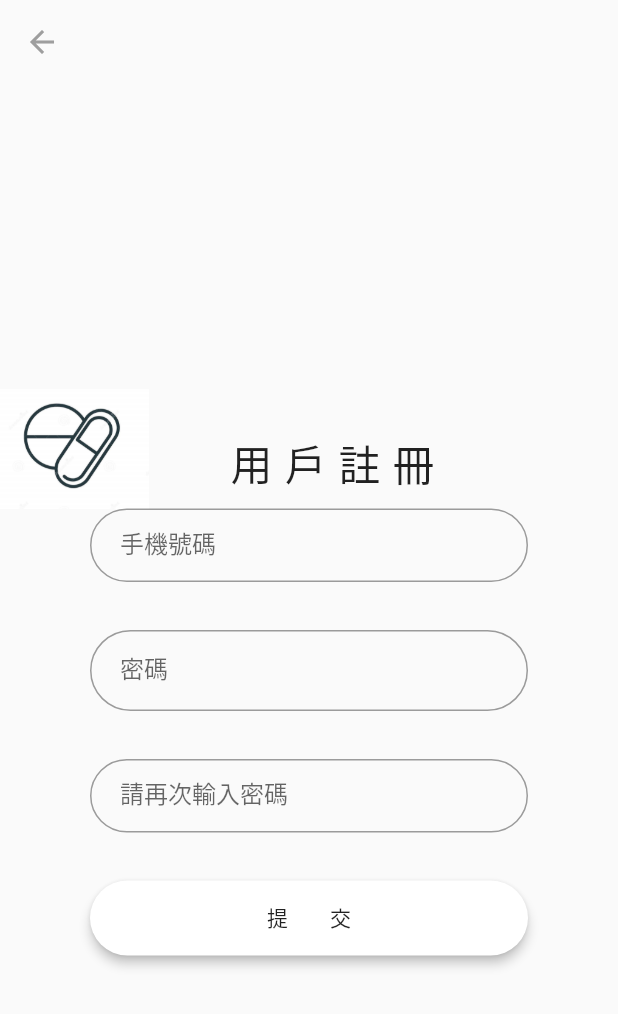
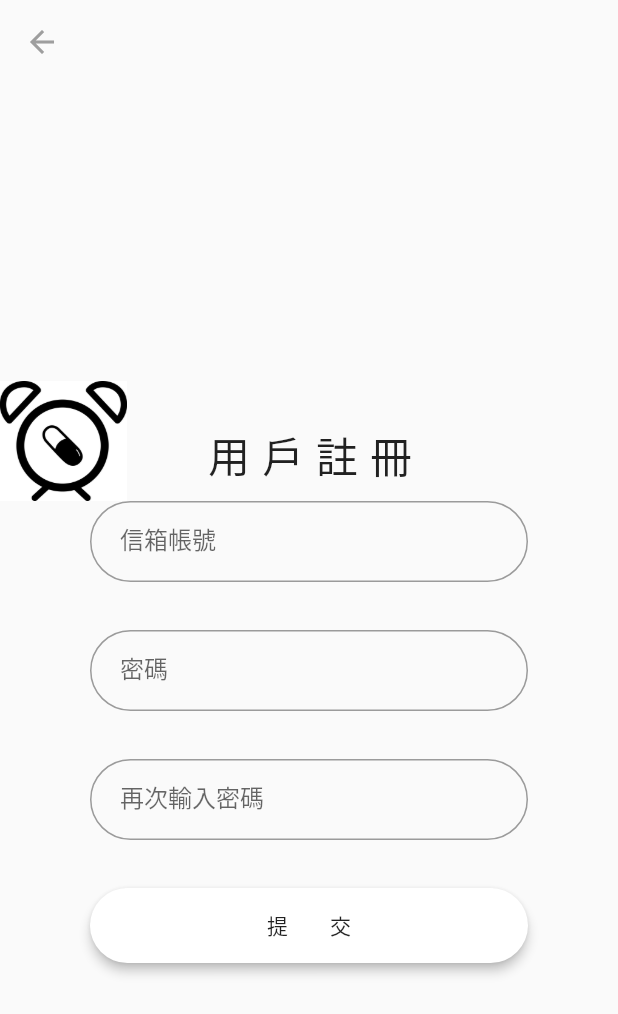
Before and after one commit to hsy-05/flutter3_22, a Flutter app: the screen it shows after launch, after a tap on "Register", on a phone screen of 412 x 824 dp. Shown: the top 1014 px of the screen. Run offline on Flutter 3.47's test engine with Material 2 defaults, Android fonts, the phone set to English and light mode, and no system bars; our stand-ins replace cloud_firestore, device_info, firebase_auth, firebase_core, firebase_database, google_sign_in and 1 more; accounts and stored records are empty.

Commit message:
2021.4.25更新 可新增會員及登入

```diff
--- a/lib/LoginPage.dart
+++ b/lib/LoginPage.dart
@@ -1,33 +1,59 @@
 import 'package:flutter/material.dart';
 import 'helpers/Constants.dart';
+import 'package:flutter3_22/utils/auth_helper.dart';
+import 'RegisterPage.dart';
 
-// 1
-class LoginPage extends StatelessWidget {
-  // 2
-  final _pinCodeController = TextEditingController();
+class LoginPage extends StatefulWidget {
+  @override
+  _LoginPageState createState() => _LoginPageState();
+}
 
-  // 3
+class _LoginPageState extends State<LoginPage> {
+  TextEditingController _emailController;
+  TextEditingController _passwordController;
+
+  @override
+  void initState() {
+    super.initState();
+    _emailController = TextEditingController(text: "");
+    _passwordController = TextEditingController(text: "");
+  }
+
   @override
   Widget build(BuildContext context) {
-    // 3a
     final logo = CircleAvatar(
       backgroundColor: Colors.transparent,
       radius: bigRadius,
       child: appLogo,
     );
-    // 3b
 
-    // 3c
     final loginButton = Padding(
       padding: EdgeInsets.symmetric(vertical: 16.0),
       child: SizedBox(
-        width: MediaQuery.of(context).size.width,
+        width: MediaQuery
+            .of(context)
+            .size
+            .width,
         child: RaisedButton(
           shape: RoundedRectangleBorder(
             borderRadius: BorderRadius.circular(26),
           ),
-          onPressed: () {
-            Navigator.pushNamed(context, '/login');
+          onPressed: () async {
+            if (_emailController.text.isEmpty ||
+                _passwordController.text.isEmpty) {
+              print("帳號和密碼不可為空");
+              return;
+            }
+            try {
+              final user = await AuthHelper.signInWithEmail(
+                  email: _emailController.text,
+                  password: _passwordController.text);
+              if (user != null) {
+                print("登入成功");
+              }
+            } catch (e) {
+              print(e);
+            }
           },
           padding: EdgeInsets.all(12),
           elevation: 3,
@@ -40,13 +66,21 @@ class LoginPage extends StatelessWidget {
     final RegisterButton = Padding(
       padding: EdgeInsets.symmetric(vertical: 16.0),
       child: SizedBox(
-        width: MediaQuery.of(context).size.width,
+        width: MediaQuery
+            .of(context)
+            .size
+            .width,
         child: RaisedButton(
           shape: RoundedRectangleBorder(
             borderRadius: BorderRadius.circular(26),
-          ),onPressed: () {
-          Navigator.pushNamed(context, '/register');
-        },
+          ),
+          onPressed: () async {
+            Navigator.push(
+                context,
+                MaterialPageRoute(
+                  builder: (_) => RegisterPage(),
+                ));
+          },
 
           padding: EdgeInsets.all(12),
           elevation: 3,
@@ -56,29 +90,52 @@ class LoginPage extends StatelessWidget {
       ),
     );
 
-    // 3d
+    final LoginGoogleButton = Padding(
+      padding: EdgeInsets.symmetric(vertical: 16.0),
+      child: SizedBox(
+        width: MediaQuery
+            .of(context)
+            .size
+            .width,
+        child: RaisedButton(
+          shape: RoundedRectangleBorder(
+            borderRadius: BorderRadius.circular(26),
+          ),
+          onPressed: () async {
+            try {
+              await AuthHelper.signInWithGoogle();
+            } catch (e) {
+              print(e);
+            }
+          },
+          padding: EdgeInsets.all(12),
+          elevation: 3,
+          color: Colors.white,
+          child: Text("Login with Google"),
+        ),
+      ),
+    );
+
     return Scaffold(
       appBar: AppBar(
         elevation: 0,
-        backgroundColor: Theme.of(context).canvasColor,
-        iconTheme: IconThemeData(
-          color: Colors.grey, //change your color here
-        ),
+        backgroundColor: Theme
+            .of(context)
+            .canvasColor,
+        iconTheme: IconThemeData(color: Colors.grey), //change your color here
       ),
       body: Center(
-    child: ListView(
-    shrinkWrap: true,
+        child: ListView(
+          shrinkWrap: true,
           children: <Widget>[
-            SizedBox(
-              height: 16,
-            ),
+            const SizedBox(height: 16,),
             Row(
               children: <Widget>[
                 Hero(
                   tag: "main-logo",
                   child: SizedBox(
                     height: 80,
-                    child: Image.asset('assets/images/drug.jpg'),
+                    child: Image.asset('assets/images/drug_icon.png'),
                   ),
                 ),
                 Padding(
@@ -102,37 +159,38 @@ class LoginPage extends StatelessWidget {
                           child: Form(
                             autovalidate: false,
                             child: Column(
+                              crossAxisAlignment: CrossAxisAlignment.start,
                               children: <Widget>[
                                 TextFormField(
+                                  controller: _emailController,
                                   decoration: InputDecoration(
                                     contentPadding: EdgeInsets.fromLTRB(
                                         20.0, 15.0, 20.0, 15.0),
                                     labelText: "帳號",
                                     border: OutlineInputBorder(
                                         borderRadius:
-                                            BorderRadius.circular(20.0)),
+                                        BorderRadius.circular(20.0)),
                                   ),
                                 ),
-                                SizedBox(
-                                  height: 26,
-                                ),
+                                const SizedBox(height: 26,),
                                 TextFormField(
+                                  controller: _passwordController,
+                                  obscureText: true,
                                   decoration: InputDecoration(
                                     contentPadding: EdgeInsets.fromLTRB(
                                         20.0, 15.0, 20.0, 15.0),
                                     border: OutlineInputBorder(
                                         borderRadius:
-                                            BorderRadius.circular(20.0)),
+                                        BorderRadius.circular(20.0)),
                                     labelText: "密碼",
                                     hintText: "請輸入密碼",
                                   ),
                                 ),
-                                SizedBox(
-                                  height: 26,
-                                ),
-                                SizedBox(height: buttonHeight),
+                                const SizedBox(height: 26,),
+                                const SizedBox(height: buttonHeight),
                                 loginButton,
-                                RegisterButton
+                                RegisterButton,
+                                LoginGoogleButton
                               ],
                             ),
                           ),
@@ -140,8 +198,7 @@ class LoginPage extends StatelessWidget {
                       ]),
                 ],
               ),
-            )
-          ],
+            )],
         ),
       ),
     );
--- a/lib/PagesHome.dart
+++ b/lib/PagesHome.dart
@@ -1,3 +1,4 @@
+//當按下Home按鈕時，出現的介面
 import 'package:flutter/material.dart';
 import 'helpers/Constants.dart';
 
@@ -36,7 +37,7 @@ class _PagesHomeState extends State<PagesHome> {
                   tag: "main-logo",
                   child: SizedBox(
                     height: 80,
-                    child: Image.asset('assets/images/drug.jpg'),
+                    child: appLogo,
                   ),
                 ),
                 Padding(
--- a/lib/RegisterPage.dart
+++ b/lib/RegisterPage.dart
@@ -1,17 +1,26 @@
 import 'package:flutter/material.dart';
 import 'helpers/Constants.dart';
+import 'package:flutter3_22/utils/auth_helper.dart';
 
+//註冊畫面
 class RegisterPage extends StatefulWidget {
-  RegisterPage({Key key}) : super(key: key);
-
+  @override
   _RegisterPageState createState() => _RegisterPageState();
 }
 
 class _RegisterPageState extends State<RegisterPage> {
-  TextEditingController _pwdController = new TextEditingController();
-  TextEditingController _repwdController = new TextEditingController();
-  TextEditingController _pnController = new TextEditingController();
-  GlobalKey _formKey = new GlobalKey<FormState>();
+  TextEditingController _emailController;
+  TextEditingController _passwordController;
+  TextEditingController _confirmPasswordController;
+  GlobalKey<FormState> _formKey = GlobalKey<FormState>();
+
+  @override
+  void initState() {
+    super.initState();
+    _emailController = TextEditingController(text: "");
+    _passwordController = TextEditingController(text: "");
+    _confirmPasswordController = TextEditingController(text: "");
+  }
 
   @override
   Widget build(BuildContext context) {
@@ -36,7 +45,7 @@ class _RegisterPageState extends State<RegisterPage> {
                   tag: "main-logo",
                   child: SizedBox(
                     height: 80,
-                    child: Image.asset('assets/images/drug.jpg'),
+                    child: appLogo,
                   ),
                 ),
                 Padding(
@@ -57,32 +66,26 @@ class _RegisterPageState extends State<RegisterPage> {
                     children: <Widget>[
                       Padding(
                         padding: const EdgeInsets.only(left: 60, right: 60),
-                        child: Form(
-                          key: _formKey,
-                          autovalidate: false,
+                        key: _formKey,
                           child: Column(
                             children: <Widget>[
                               TextFormField(
-                                controller: _pnController,
+                                controller: _emailController,
                                 decoration: InputDecoration(
                                   contentPadding: EdgeInsets.fromLTRB(
                                       20.0, 15.0, 20.0, 15.0),
-                                  labelText: "手機號碼",
+                                  labelText: "信箱帳號",
+                                  hintText: "請輸入信箱帳號",
                                   border: OutlineInputBorder(
                                       borderRadius:
                                       BorderRadius.circular(32.0)),
                                 ),
-                                validator: (v) {
-                                  return v.trim().length == 10
-                                      ? null
-                                      : "請輸入手機號碼";
-                                },
                               ),
                               SizedBox(
                                 height: 32,
                               ),
                               TextFormField(
-                                  controller: _pwdController,
+                                  controller: _passwordController,
                                   decoration: InputDecoration(
                                     contentPadding: EdgeInsets.fromLTRB(
                                         20.0, 15.0, 20.0, 15.0),
@@ -93,34 +96,25 @@ class _RegisterPageState extends State<RegisterPage> {
                                     hintText: "請輸入至少6位密碼",
                                   ),
                                   obscureText: true,
-                                  validator: (v) {
-                                    return v.trim().length > 5
-                                        ? null
-                                        : "密碼不能少於6位";
-                                  }),
+                              ),
                               SizedBox(
                                 height: 32,
                               ),
                               TextFormField(
-                                  controller: _repwdController,
+                                  controller: _confirmPasswordController,
                                   decoration: InputDecoration(
                                     contentPadding: EdgeInsets.fromLTRB(
                                         20.0, 15.0, 20.0, 15.0),
                                     border: OutlineInputBorder(
                                         borderRadius:
                                         BorderRadius.circular(32.0)),
-                                    labelText: "請再次輸入密碼",
+                                    labelText: "再次輸入密碼",
+                                    hintText: "請再次輸入密碼",
                                   ),
                                   obscureText: true,
-                                  validator: (_) {
-                                    if (_repwdController.text !=
-                                        _pwdController.text) {
-                                      return "兩次輸入的密碼錯誤";
-                                    }
-                                  }),
+                                  ),
                             ],
                           ),
-                        ),
                       ),
                       SizedBox(
                         height: 32,
@@ -136,9 +130,12 @@ class _RegisterPageState extends State<RegisterPage> {
                             color: Colors.white,
                             shape: RoundedRectangleBorder(
                                 borderRadius: BorderRadius.circular(32)),
-                            onPressed: () {
-                              if ((_formKey.currentState as FormState)
-                                  .validate()) {
+
+                            onPressed: () async {
+                              try {
+                                final user = await AuthHelper.signupWithEmail(
+                                    email: _emailController.text,
+                                    password: _passwordController.text);
                                 showDialog<Null>(
                                   context: context,
                                   barrierDismissible: false,
@@ -166,6 +163,8 @@ class _RegisterPageState extends State<RegisterPage> {
                                 ).then((val) {
                                   print(val);
                                 });
+                              }catch (e) {
+                                print(e);
                               }
                             },
                           ),
@@ -175,8 +174,7 @@ class _RegisterPageState extends State<RegisterPage> {
                   ),
                 ],
               ),
-            )
-          ],
+            )],
         ),
       ),
     );
--- a/lib/helpers/Constants.dart
+++ b/lib/helpers/Constants.dart
@@ -4,6 +4,7 @@ const loginPageTag = 'Login Page';
 const homePageTag = 'Home Page';
 const RegisterPageTag = 'Register Page';
 const PagesHomeTag = 'PagesHome Page';
+
 
 final buttonTextStyle = TextStyle(letterSpacing: 28.0);
 
@@ -20,8 +21,10 @@ const RegisterButtonText = "Register";
 const homePageButtonText = "HomePage";
 const pagesHomeButtonText = "PagesHome";
 
+
+
 // Images
-Image appLogo = Image.asset('assets/images/drug.jpg');
+Image appLogo = Image.asset('assets/images/drug_icon.png');
 
 // Sizes
 const bigRadius = 66.0;
--- a/lib/main.dart
+++ b/lib/main.dart
@@ -4,10 +4,20 @@ import 'LoginPage.dart';
 import 'HomePage.dart';
 import 'RegisterPage.dart';
 import 'PagesHome.dart';
+import 'package:flutter3_22/utils/auth_helper.dart';
+import 'package:flutter3_22/admin_home.dart';
+import 'package:firebase_database/firebase_database.dart';
+import 'package:cloud_firestore/cloud_firestore.dart';
+import 'package:firebase_auth/firebase_auth.dart';
+import 'package:firebase_core/firebase_core.dart';
 
-void main() => runApp(ContactlyApp());
+void main() async {
+  WidgetsFlutterBinding.ensureInitialized();
+  await Firebase.initializeApp();
+  runApp(MyApp());
+}
 
-class ContactlyApp extends StatelessWidget {
+class MyApp extends StatelessWidget {
   @override
   Widget build(BuildContext context) {
     final routes = <String, WidgetBuilder>{
@@ -17,20 +27,45 @@ class ContactlyApp extends StatelessWidget {
       PagesHomeTag: (context) => PagesHome(),
     };
     return MaterialApp(
-        debugShowCheckedModeBanner: false,
-        title: appTitle,
-        theme: new ThemeData(
-          primaryColor: appDarkGreyColor,
-        ),
-      initialRoute: '/',
-      routes: {
-        '/': (context) => LoginPage(),
-        '/login': (context) => HomePage(),
-        '/register': (context) => RegisterPage(),
-        '/pageshome': (context) => PagesHome(),
-      },
+      title: 'Flutter Demo',
+      theme: ThemeData(
+        primarySwatch: Colors.blue,
+      ),
+      home: MainScreen(),
     );
-
 
   }
 }
+
+class MainScreen extends StatelessWidget {
+  @override
+  Widget build(BuildContext context) {
+    return StreamBuilder<User>(
+        stream: FirebaseAuth.instance.authStateChanges(),
+        builder: (context, snapshot) {
+          if(snapshot.hasData && snapshot.data != null) {
+            UserHelper.saveUser(snapshot.data);
+            return StreamBuilder<DocumentSnapshot>(
+              stream: FirebaseFirestore.instance.collection("users").doc(snapshot.data.uid).snapshots() ,
+              builder: (BuildContext context, AsyncSnapshot<DocumentSnapshot> snapshot){
+                if(snapshot.hasData && snapshot.data != null) {
+                  final userDoc = snapshot.data;
+                  final user = userDoc.data();
+                  if(user['role'] == 'admin') {
+                    return AdminHomePage();
+                  }else{
+                    return HomePage();
+                  }
+                }else{
+                  return Material(
+                    child: Center(child: CircularProgressIndicator(),),
+                  );
+                }
+              },
+            );
+          }
+          return LoginPage();
+        }
+    );
+  }
+}
```
Also changed, not shown: lib/HomePage.dart (+11 -6 lines), lib/admin_home.dart (added, +53 -0 lines), lib/utils/auth_helper.dart (added, +114 -0 lines), pubspec.yaml (+8 -1 lines), assets/images/drug.jpg (deleted), assets/images/drug_icon.png (added), pubspec.lock, 4 other files.
